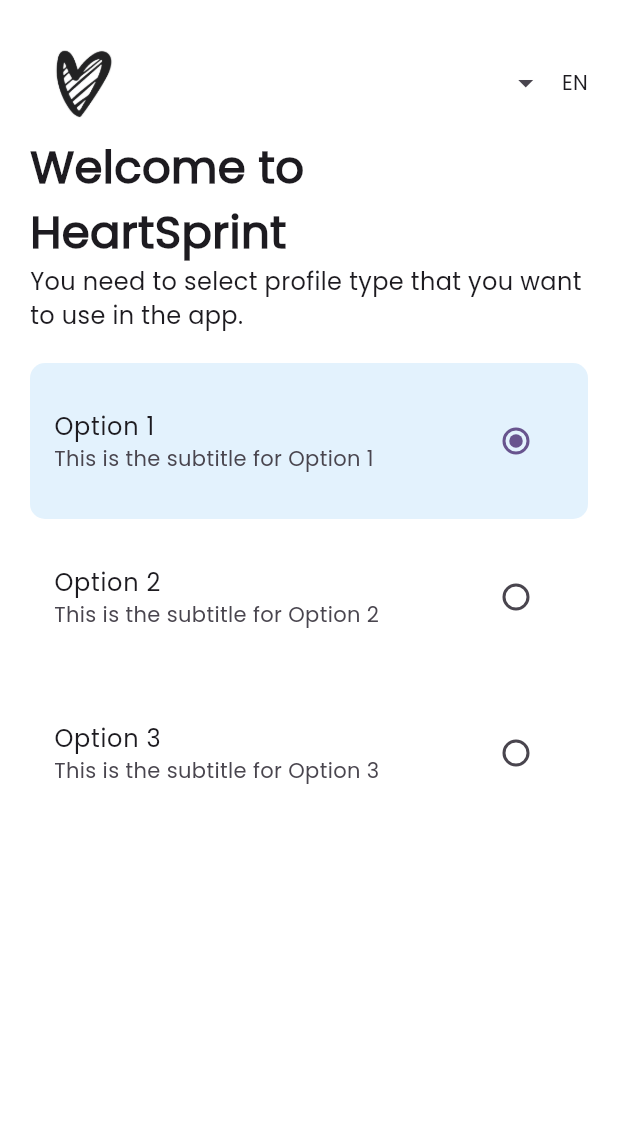
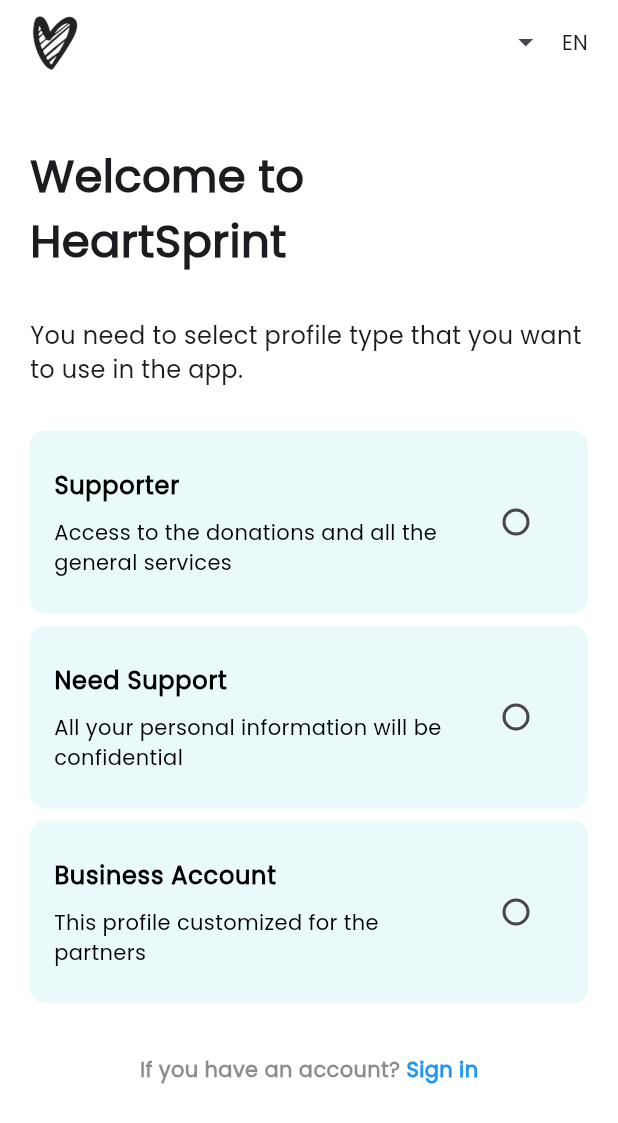
Before and after one commit to Narsinhpatel/donation_flutter_app, a Flutter app: the screen it shows after launch, on a phone screen of 412 x 824 dp. Shown: the top 1123 px of the screen. Run offline on Flutter 3.47's test engine with Material 3 defaults, Android fonts, the phone set to English and light mode, and no system bars; our stand-ins replace get.

Commit message:
welcome-singup-completed-vedant

```diff
--- a/lib/pages/auth_pages/signup_welcome.dart
+++ b/lib/pages/auth_pages/signup_welcome.dart
@@ -1,4 +1,5 @@
 import 'package:flutter/material.dart';
+import 'package:get/get.dart';
 
 class SignupWelcome extends StatefulWidget {
   const SignupWelcome({Key? key}) : super(key: key);
@@ -8,26 +9,40 @@
 }
 
 class _SignupWelcomeState extends State<SignupWelcome> {
-  String selectedValue = 'Option 1'; // Move selectedValue into the state class
+  String selectedValue = '';
+  List<Map<String, dynamic>> userTypes = [
+    {
+      'type': "Supporter",
+      'description': "Access to the donations and all the general services"
+    },
+    {
+      'type': "Need Support",
+      'description': "All your personal information will be confidential"
+    },
+    {
+      'type': "Business Account",
+      'description': "This profile customized for the partners"
+    },
+  ];
 
   @override
   Widget build(BuildContext context) {
     return Scaffold(
       backgroundColor: Colors.white,
-      body: SingleChildScrollView(
-        child: Padding(
-          padding: const EdgeInsets.all(20.0),
-          child: Column(
-            crossAxisAlignment: CrossAxisAlignment.start,
-            children: [
-              Row(
-                mainAxisAlignment: MainAxisAlignment.spaceBetween,
-                children: [
-                  Image.asset(
+      appBar: AppBar(
+        backgroundColor: Colors.white,
+        leading: Padding(
+          padding: const EdgeInsets.fromLTRB(20, 0, 0, 0),
+          child: Image.asset(
             'assets/images/signup_welcome/heart.png',
-                    height: 70,
+            height: 80,
+            fit: BoxFit.cover,
           ),
-                  Row(
+        ),
+        actions: [
+          Padding(
+            padding: const EdgeInsets.fromLTRB(0, 0, 20, 0),
+            child: Row(
               mainAxisAlignment: MainAxisAlignment.end,
               children: [
                 IconButton(
@@ -45,8 +60,18 @@
                   ),
                 ),
               ],
+            ),
           )
         ],
+      ),
+      body: SingleChildScrollView(
+        child: Padding(
+          padding: const EdgeInsets.all(20.0),
+          child: Column(
+            crossAxisAlignment: CrossAxisAlignment.start,
+            children: [
+              const SizedBox(
+                height: 20,
               ),
               const Text(
                 "Welcome to\nHeartSprint",
@@ -55,6 +80,9 @@
                   fontWeight: FontWeight.w900,
                 ),
               ),
+              const SizedBox(
+                height: 30,
+              ),
               const Text(
                 "You need to select profile type that you want to use in the app.",
                 style: TextStyle(
@@ -62,26 +90,60 @@
                   fontWeight: FontWeight.w500,
                 ),
               ),
-              SizedBox(height: 20), // Add some space between the previous text and the list view
+              const SizedBox(height: 25),
               ListView.builder(
                 shrinkWrap: true,
-                physics: NeverScrollableScrollPhysics(),
-                itemCount: 3,
+                physics: const NeverScrollableScrollPhysics(),
+                itemCount: userTypes.length,
                 itemBuilder: (BuildContext context, int index) {
-                  return Container(
+                  Map<String, dynamic> type = userTypes[index];
+                  return Padding(
+                    padding: const EdgeInsetsDirectional.symmetric(
+                      horizontal: 0,
+                      vertical: 4,
+                    ),
+                    child: InkWell(
+                      onTap: (){
+                        setState(() {
+                          selectedValue = 'Option ${index + 1}';
+                        });
+                      },
+                      child: Container(
                         decoration: BoxDecoration(
                           borderRadius: BorderRadius.circular(10),
                           color: selectedValue == 'Option ${index + 1}'
-                          ? Colors.blue[50]
-                          : null,
+                              ? const Color.fromRGBO(31, 135, 142, 1)
+                              : const Color.fromRGBO(212, 245, 247, 0.5),
                         ),
                         child: Padding(
                           padding: const EdgeInsets.fromLTRB(0, 16, 0, 16),
                           child: ListTile(
-                        title: Text('Option ${index + 1}'),
-                        subtitle: Text(
-                            'This is the subtitle for Option ${index + 1}'),
+                            title: Padding(
+                              padding: const EdgeInsets.only(bottom: 5),
+                              child: Text(
+                                type['type'],
+                                style: TextStyle(
+                                  color: selectedValue == 'Option ${index + 1}'
+                                      ? Colors.white
+                                      : Colors.black,
+                                  fontWeight: FontWeight.w600,
+                                ),
+                              ),
+                            ),
+                            subtitle: Padding(
+                              padding: const EdgeInsets.only(top: 5),
+                              child: Text(
+                                type['description'],
+                                style: TextStyle(
+                                    color: selectedValue == 'Option ${index + 1}'
+                                      ? Colors.white
+                                      : Colors.black,
+                                  fontWeight: FontWeight.w500,
+                                ),
+                              ),
+                            ),
                             trailing: Radio<String>(
+                              activeColor: Colors.white,
                               value: 'Option ${index + 1}',
                               groupValue: selectedValue,
                               onChanged: (value) {
@@ -92,8 +154,35 @@
                             ),
                           ),
                         ),
+                      ),
+                    ),
                   );
                 },
+              ),
+              const SizedBox(
+                height: 30,
+              ),
+              Row(
+                mainAxisAlignment: MainAxisAlignment.center,
+                children: [
+                  const Text(
+                    "If you have an account? ",
+                    style: TextStyle(
+                        color: Colors.black45, fontWeight: FontWeight.bold),
+                  ),
+                  GestureDetector(
+                    onTap: () {
+                      Get.toNamed('/signin');
+                    },
+                    child: const Text(
+                      "Sign in",
+                      style: TextStyle(
+                        color: Colors.blue,
+                        fontWeight: FontWeight.bold,
+                      ),
+                    ),
+                  )
+                ],
               )
             ],
           ),
--- a/lib/utils/components/welcome_component.dart
+++ b/lib/utils/components/welcome_component.dart
@@ -131,7 +131,7 @@
                     children: <Widget>[
                       TextButton(
                         onPressed: () {
-                          Get.offAllNamed('/signin');
+                          Get.offAllNamed('/signup_welcome');
                         },
                         child: const Text(
                           "Skip",
@@ -151,7 +151,7 @@
                               curve: Curves.ease,
                             );
                           } else {
-                            Get.offAllNamed('/signin');
+                            Get.offAllNamed('/signup_welcome');
                           }
                         },
                         child: const Text(
```
Lines whose indentation alone changed are shown as unchanged.
